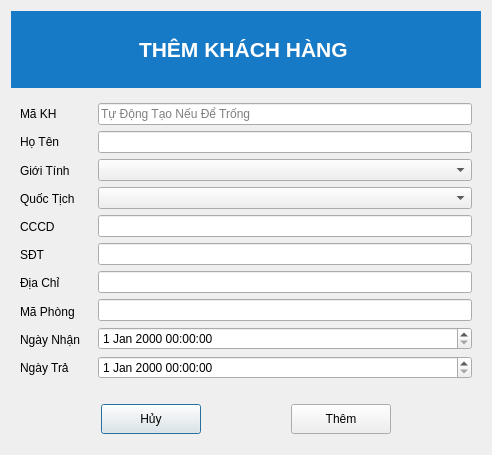
This is QLKH/addcustomer_dialog.ui in D0ssisme/PYTHON_HOTELMANAGER as Qt 5 draws it before an edit. The edited form follows.
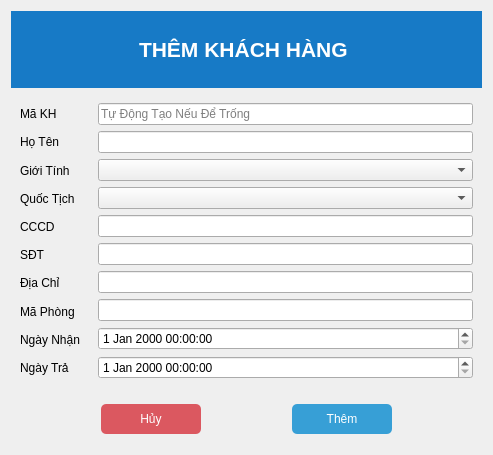
This is the edited form.

The edit to the form file:
```diff
--- a/QLKH/addcustomer_dialog.ui
+++ b/QLKH/addcustomer_dialog.ui
@@ -6,7 +6,7 @@
    <rect>
     <x>0</x>
     <y>0</y>
-    <width>492</width>
+    <width>493</width>
     <height>455</height>
    </rect>
   </property>
@@ -309,6 +309,17 @@
           <height>30</height>
          </size>
         </property>
+        <property name="styleSheet">
+         <string notr="true">QPushButton {
+    background-color:#db5860;
+    color: white;
+    border-radius: 5px;
+    padding: 5px;
+}
+QPushButton:hover {
+    background-color: darkred;
+}</string>
+        </property>
         <property name="text">
          <string>Hủy</string>
         </property>
@@ -335,6 +346,17 @@
           <height>30</height>
          </size>
         </property>
+        <property name="styleSheet">
+         <string notr="true">QPushButton {
+    background-color:#379fd6;
+    color: white;
+    border-radius: 5px;
+    padding: 5px;
+}
+QPushButton:hover {
+    background-color: darkred;
+}</string>
+        </property>
         <property name="text">
          <string>Thêm</string>
         </property>
```
